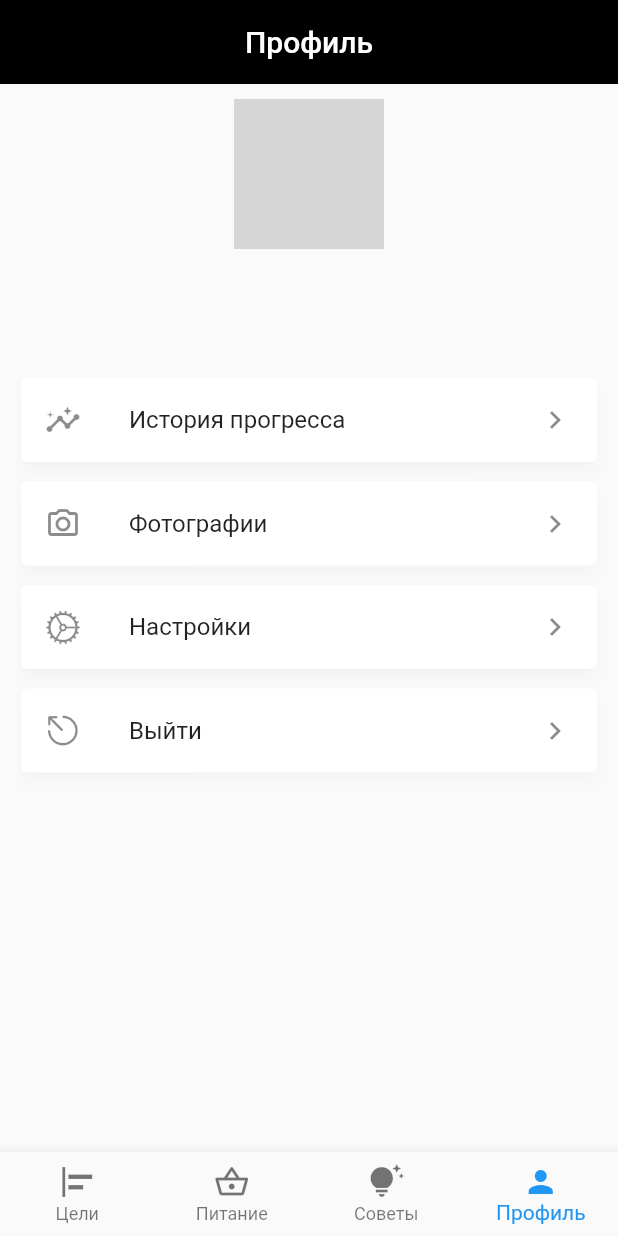
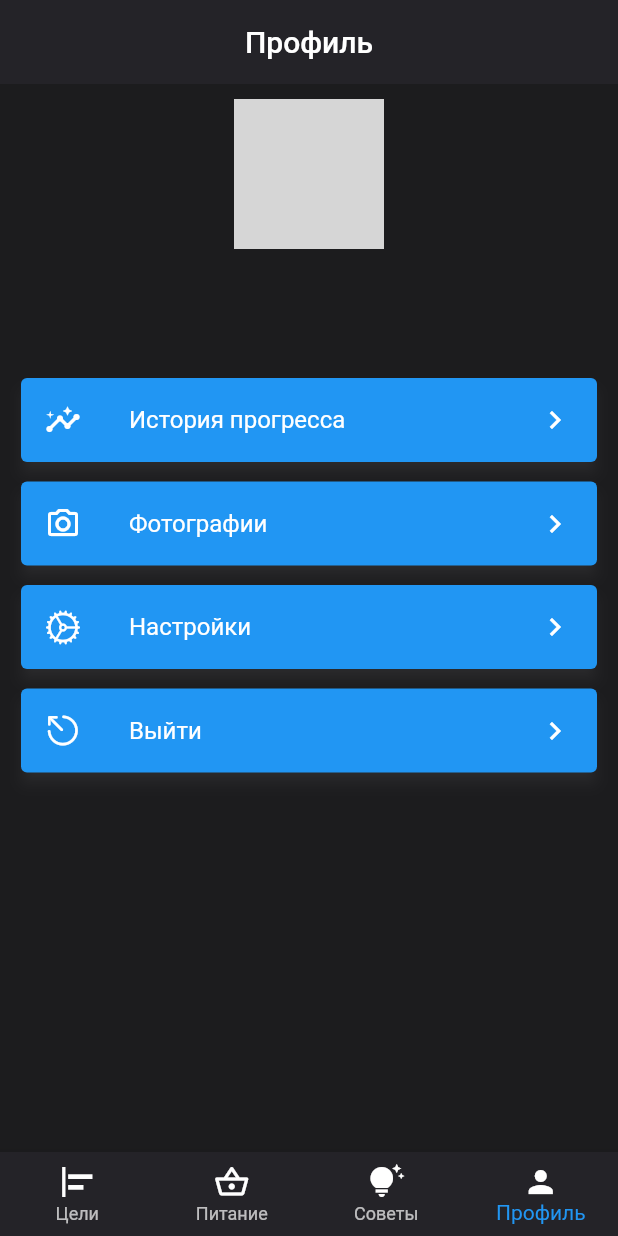
Before and after one commit to DarkHan13/WorkOutGym, a Flutter app: the screen it shows once a user with an empty profile is signed in, item 4 of the bottom bar chosen, on a phone screen of 412 x 824 dp. Run offline on Flutter 3.47's test engine with Material 2 defaults, Android fonts, the light colour scheme and no system bars; our stand-ins replace firebase_auth, firebase_core, flutter_slidable, google_sign_in, hive_flutter; accounts and stored records are empty; network calls fail; grey boxes are pictures that could not be loaded.

Commit message:
little changes in design
changing background color and adding theme

```diff
--- a/lib/homepage.dart
+++ b/lib/homepage.dart
@@ -5,18 +5,17 @@ import 'package:work_out_gym/pages/nutrition.dart';
 import 'package:work_out_gym/pages/profile.dart';
 import 'package:work_out_gym/pages/tips.dart';
 
-class HomePage extends StatefulWidget{
-  const HomePage({Key? key}): super(key: key);
-
+class HomePage extends StatefulWidget {
+  const HomePage({Key? key}) : super(key: key);
 
   @override
-  _HomePageState createState()=> _HomePageState();
+  _HomePageState createState() => _HomePageState();
 }
 
-class _HomePageState extends State<HomePage>{
+class _HomePageState extends State<HomePage> {
   int _selectedIndex = 0;
 
-  void _navigateBottomBar(int index){
+  void _navigateBottomBar(int index) {
     setState(() {
       _selectedIndex = index;
     });
@@ -30,19 +29,51 @@ class _HomePageState extends State<HomePage>{
   ];
 
   @override
-  Widget build(BuildContext context){
-    return Scaffold(
+  Widget build(BuildContext context) {
+    return Theme(
+        data: ThemeData(
+        textTheme: const TextTheme(
+        bodyMedium: TextStyle(color: Colors.white),
+        titleMedium: TextStyle(color: Colors.white),
+        )
+    ),
+      child: Scaffold(
         body: _pages[_selectedIndex],
-      bottomNavigationBar: BottomNavigationBar(
+        backgroundColor: const Color(0xFF1c1c1e),
+        bottomNavigationBar: Theme(
+          data: Theme.of(context).copyWith(
+              // sets the background color of the `BottomNavigationBar`
+              canvasColor: const Color(0xFF242328),
+              // sets the active color of the `BottomNavigationBar` if `Brightness` is light
+              primaryColor: Colors.red,
+              textTheme: Theme.of(context)
+                  .textTheme
+                  .copyWith(caption: new TextStyle(color: Colors.yellow))),
+          // sets the inactive color of the `BottomNavigationBar
+          child: BottomNavigationBar(
             currentIndex: _selectedIndex,
             onTap: _navigateBottomBar,
             type: BottomNavigationBarType.fixed,
+            selectedItemColor: Colors.blue,
+            unselectedItemColor: Colors.white70,
             items: const [
-          BottomNavigationBarItem(icon: Icon(Icons.align_horizontal_left), label: 'Цели'),
-          BottomNavigationBarItem(icon: Icon(Icons.shopping_basket_outlined), label: 'Питание'),
-          BottomNavigationBarItem(icon: Icon(Icons.tips_and_updates), label: 'Советы'),
-          BottomNavigationBarItem(icon: Icon(Icons.person), label: 'Профиль'),
+              BottomNavigationBarItem(
+                  icon: Icon(Icons.align_horizontal_left, color: Colors.white),
+                  label: 'Цели',
+                  backgroundColor: Colors.red
+              ),
+              BottomNavigationBarItem(
+                  icon: Icon(Icons.shopping_basket_outlined, color: Colors.white),
+                  label: 'Питание'),
+              BottomNavigationBarItem(
+                  icon: Icon(Icons.tips_and_updates, color: Colors.white),
+                  label: 'Советы'),
+              BottomNavigationBarItem(
+                  icon: Icon(Icons.person, color: Colors.white),
+                  label: 'Профиль'),
             ],
+          ),
+        ),
       ),
     );
   }
--- a/lib/pages/goals.dart
+++ b/lib/pages/goals.dart
@@ -69,10 +69,11 @@ class _GoalsPageState extends State<UserGoals> {
     return Scaffold(
       appBar: AppBar(
         elevation: 0,
-        backgroundColor: Colors.black,
+        backgroundColor: const Color(0xFF242328),
         title: const Text("Цели"),
         centerTitle: true,
       ),
+      backgroundColor: const Color(0xFF1c1c1e),
       floatingActionButton: FloatingActionButton(
         onPressed: createNewTask,
         child: Icon(Icons.add),
--- a/lib/pages/profile.dart
+++ b/lib/pages/profile.dart
@@ -2,7 +2,7 @@ import 'package:firebase_auth/firebase_auth.dart';
 import 'package:flutter/cupertino.dart';
 import 'package:flutter/material.dart';
 
-class UserProfile extends StatelessWidget{
+class UserProfile extends StatelessWidget {
   UserProfile({super.key});
 
   final user = FirebaseAuth.instance.currentUser!;
@@ -11,18 +11,16 @@ class UserProfile extends StatelessWidget{
     FirebaseAuth.instance.signOut();
   }
 
-
   @override
   Widget build(BuildContext context) {
     return Scaffold(
       appBar: AppBar(
         elevation: 0,
-        backgroundColor: Colors.black,
+        backgroundColor: const Color(0xFF242328),
         title: const Text("Профиль"),
         centerTitle: true,
       ),
-
-
+      backgroundColor: const Color(0xFF1c1c1e),
       body: ListView(
         padding: const EdgeInsets.all(10),
         children: [
@@ -30,16 +28,14 @@ class UserProfile extends StatelessWidget{
             children: [
               const CircleAvatar(
                 radius: 50,
-
                 backgroundImage: NetworkImage(
-
                   "https://kartinkof.club/uploads/posts/2022-09/1662325054_2-kartinkof-club-p-novie-i-krasivie-kartinki-kachok-4.jpg",
                 ),
               ),
-              SizedBox(height: 10),
+              const SizedBox(height: 10),
               Text(
                 user.email != null ? user.email! : "Загрзука",
-                style: TextStyle(
+                style: const TextStyle(
                   fontSize: 18,
                   fontWeight: FontWeight.bold,
                 ),
@@ -47,25 +43,27 @@ class UserProfile extends StatelessWidget{
               Text("")
             ],
           ),
-
-
-
           const SizedBox(height: 35),
           ...List.generate(
             customListTiles.length,
-                (index) {
+            (index) {
               final tile = customListTiles[index];
               return Padding(
                 padding: const EdgeInsets.only(bottom: 5),
                 child: GestureDetector(
-                  onTap: signUserOut,
+                  onTap: tile.onTap,
                   child: Card(
+                    color: Colors.blue,
                     elevation: 4,
-                    shadowColor: Colors.black12,
+                    shadowColor: Colors.white12,
                     child: ListTile(
-                      leading: Icon(tile.icon),
+                      leading: Icon(
+                        tile.icon,
+                        color: Colors.white,
+                      ),
                       title: Text(tile.title),
-                      trailing: const Icon(Icons.chevron_right),
+                      trailing:
+                          const Icon(Icons.chevron_right, color: Colors.white),
                     ),
                   ),
                 ),
@@ -73,8 +71,6 @@ class UserProfile extends StatelessWidget{
             },
           )
         ],
-
-
       ),
     );
   }
@@ -84,14 +80,13 @@ class CustomListTile {
   final IconData icon;
   final String title;
   final void Function() onTap;
+
   CustomListTile({
     required this.icon,
     required this.title,
     required this.onTap,
   });
 }
-
-
 
 List<CustomListTile> customListTiles = [
   CustomListTile(
```
Lines whose indentation alone changed are shown as unchanged.
